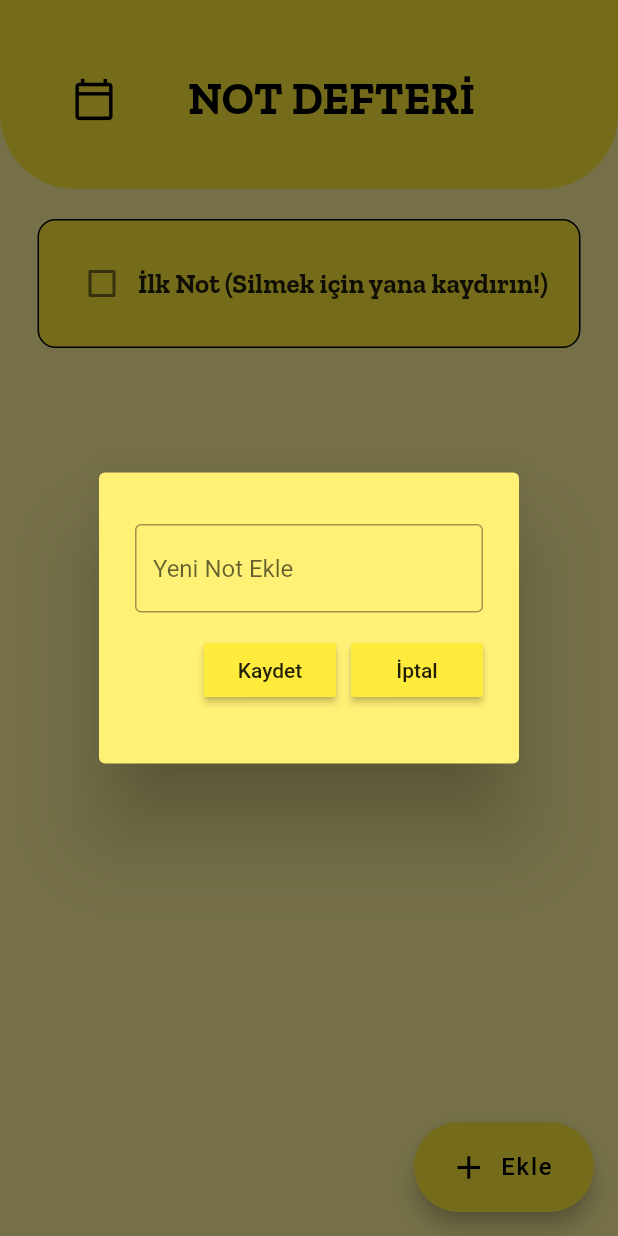
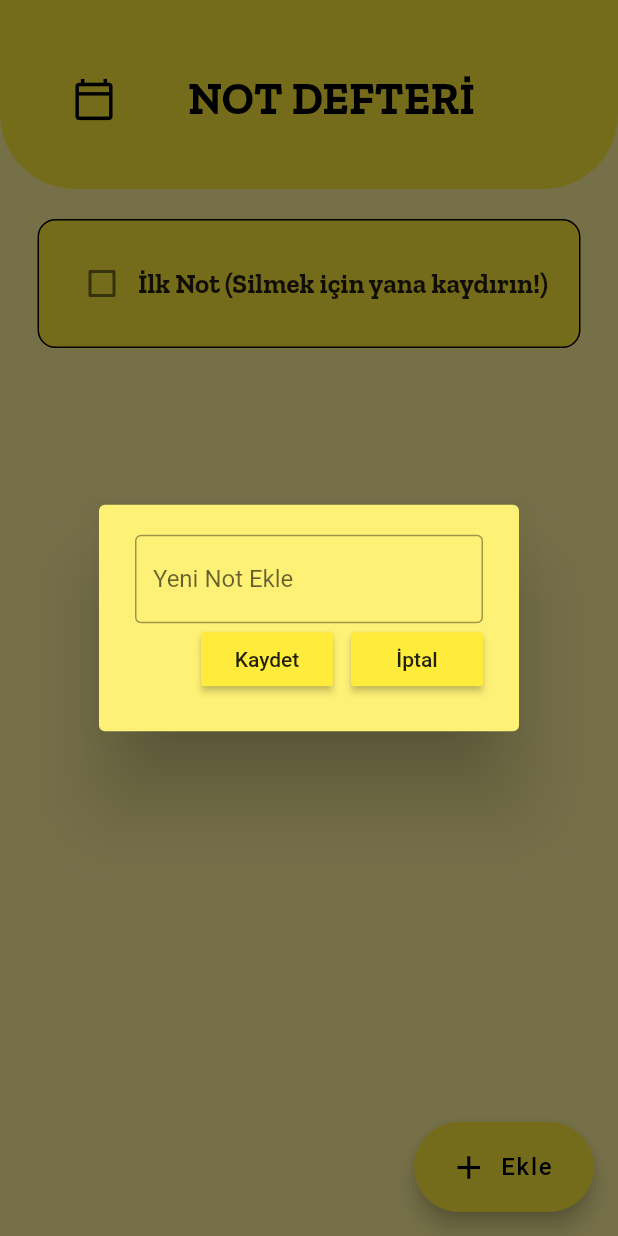
Before and after one commit to erolsarica/renkli_not_defteri, a Flutter app: the screen it shows after launch, after a tap on "Ekle", on a phone screen of 412 x 824 dp. Run offline on Flutter 3.47's test engine with Material 2 defaults, Android fonts, the light colour scheme and no system bars; drawn by our look-alikes of flutter_slidable; our stand-ins replace google_fonts, hive_flutter; missing offline and left inert: dart:ffi; accounts and stored records are empty.

Commit message:
scrollable alert dialog

```diff
--- a/lib/dialog_box.dart
+++ b/lib/dialog_box.dart
@@ -1,3 +1,5 @@
+import 'dart:ffi';
+
 import 'package:flutter/material.dart';
 import 'package:todoapp_yellow/my_button.dart';
 
@@ -16,15 +18,17 @@ class DialogBox extends StatelessWidget {
   @override
   Widget build(BuildContext context) {
     return AlertDialog(
+      scrollable: true,
       backgroundColor: Colors.yellow[300],
       content: Container(
-        height: 150,
         child: Column(
           mainAxisAlignment: MainAxisAlignment.spaceEvenly,
           children: [
             // kullanıcıdan veri al
             TextField(
               controller: controller,
+              keyboardType: TextInputType.multiline,
+              maxLines: null,
               decoration: InputDecoration(
                 border: OutlineInputBorder(),
                 hintText: "Yeni Not Ekle",
@@ -38,7 +42,7 @@ class DialogBox extends StatelessWidget {
                 // kaydet butonu
                 MyButton(text: "Kaydet", onPressed:kayitEt),
 
-                const SizedBox(width: 10,),
+                const SizedBox(width: 12,),
 
                 // iptal butonu
                 MyButton(text: "İptal", onPressed:iptalEt),
--- a/lib/main.dart
+++ b/lib/main.dart
@@ -21,7 +21,7 @@ class MyApp extends StatelessWidget {
   Widget build(BuildContext context) {
     return MaterialApp(
       debugShowCheckedModeBanner: false,
-      home: HomePage(),
+      home: const HomePage(),
       theme: ThemeData(
           textTheme: TextTheme(bodyMedium: GoogleFonts.zillaSlab(fontWeight: FontWeight.bold, fontSize: 18)),
           primarySwatch: Colors.yellow),
--- a/pubspec.yaml
+++ b/pubspec.yaml
@@ -17,7 +17,7 @@ publish_to: 'none' # Remove this line if you wish to publish to pub.dev
 # https://developer.apple.com/library/archive/documentation/General/Reference/InfoPlistKeyReference/Articles/CoreFoundationKeys.html
 # In Windows, build-name is used as the major, minor, and patch parts
 # of the product and file versions while build-number is used as the build suffix.
-version: 1.0.2+3
+version: 1.0.2+5
 
 environment:
   sdk: '>=2.18.0-271.4.beta <3.0.0'
```
Also changed, not shown: pubspec.lock, 1 other file.
